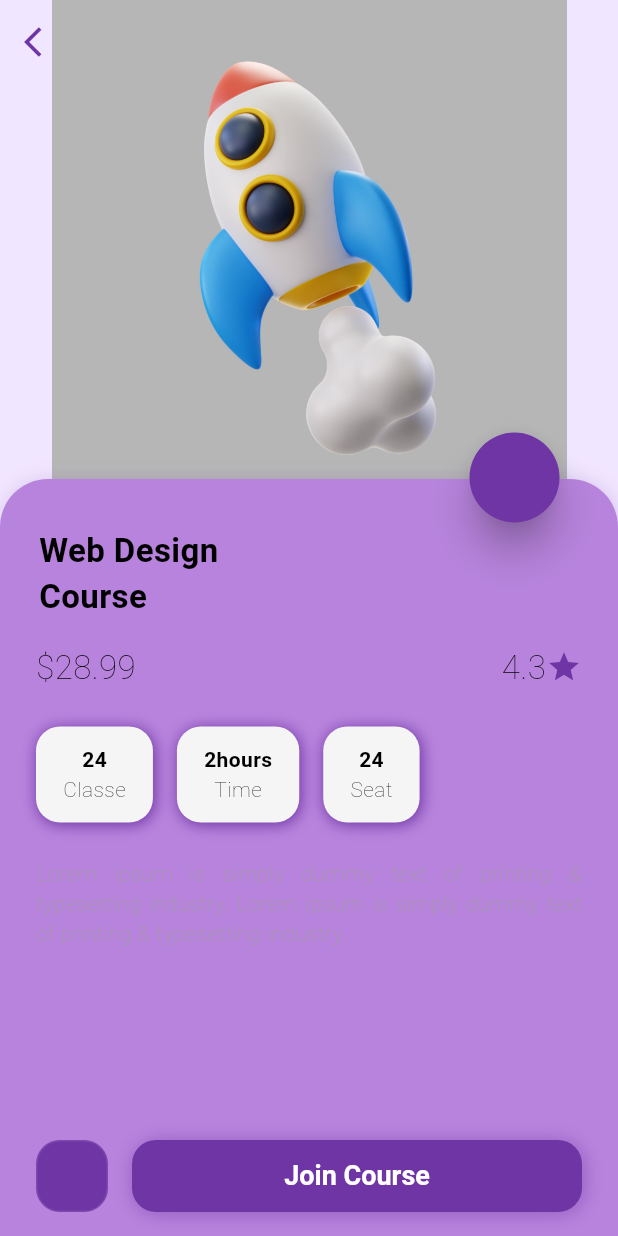
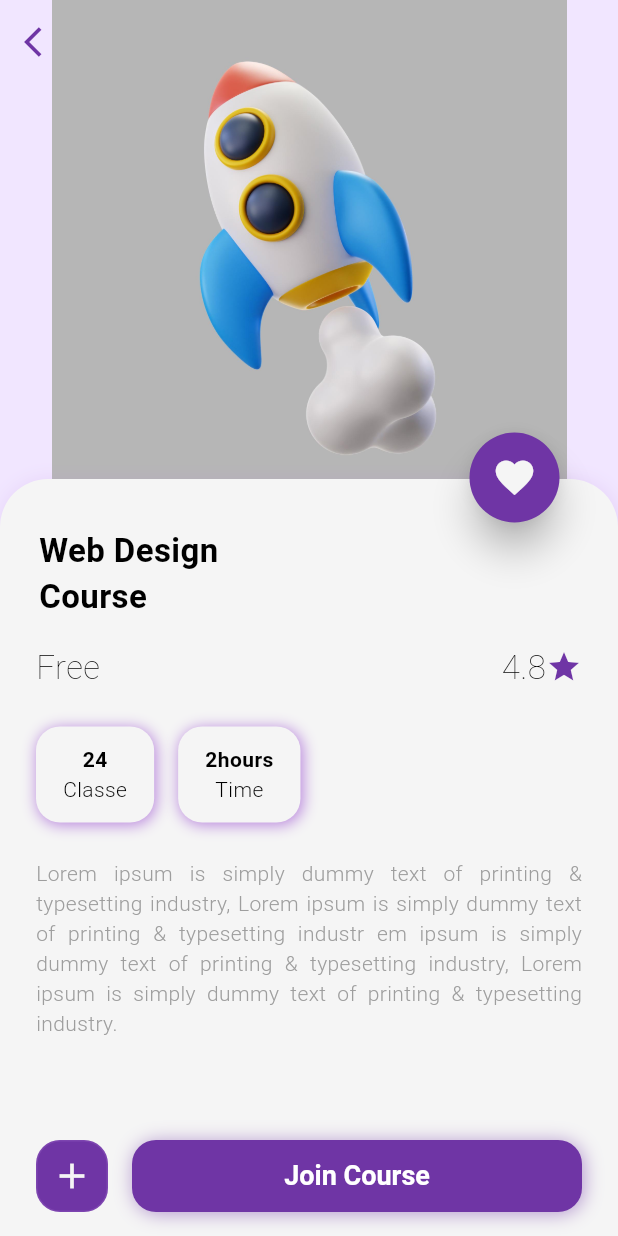
Before and after one commit to SushmitaaGupta/Step_to_learn-app, a Flutter app: the CourseInfoScreen screen opened directly, on a phone screen of 412 x 824 dp. Run offline on Flutter 3.47's test engine with Material 3 defaults, Android fonts, the phone set to English and light mode, and no system bars; our stand-ins replace expandable, flutter_screenutil, flutter_svg, pinput.

Commit message:
Course_Details_Screen

```diff
--- a/lib/Screens/design_course/course_info_screen.dart
+++ b/lib/Screens/design_course/course_info_screen.dart
@@ -40,13 +40,13 @@ class _CourseInfoScreenState extends State<CourseInfoScreen> {
               right: 0,
               child: Container(
                 decoration: BoxDecoration(
-                  color: secondary,
+                  color: background,
                   borderRadius: const BorderRadius.only(
                       topLeft: Radius.circular(32.0),
                       topRight: Radius.circular(32.0)),
                   boxShadow: <BoxShadow>[
                     BoxShadow(
-                        color: primary.withOpacity(0.2),
+                        color: secondary.withOpacity(0.2),
                         offset: const Offset(1.1, 1.1),
                         blurRadius: 10.0),
                   ],
@@ -64,9 +64,9 @@ class _CourseInfoScreenState extends State<CourseInfoScreen> {
                         mainAxisAlignment: MainAxisAlignment.center,
                         crossAxisAlignment: CrossAxisAlignment.start,
                         children: <Widget>[
-                          Padding(
-                            padding: const EdgeInsets.only(
-                                top: 32.0, left: 18, right: 16),
+                          const Padding(
+                            padding:
+                                EdgeInsets.only(top: 32.0, left: 18, right: 16),
                             child: Text(
                               'Web Design\nCourse',
                               textAlign: TextAlign.left,
@@ -78,15 +78,15 @@ class _CourseInfoScreenState extends State<CourseInfoScreen> {
                               ),
                             ),
                           ),
-                          Padding(
-                            padding: const EdgeInsets.only(
+                          const Padding(
+                            padding: EdgeInsets.only(
                                 left: 16, right: 16, bottom: 8, top: 16),
                             child: Row(
                               mainAxisAlignment: MainAxisAlignment.spaceBetween,
                               crossAxisAlignment: CrossAxisAlignment.center,
                               children: <Widget>[
                                 Text(
-                                  '\$28.99',
+                                  'Free',
                                   textAlign: TextAlign.left,
                                   style: TextStyle(
                                     fontWeight: FontWeight.w200,
@@ -95,11 +95,10 @@ class _CourseInfoScreenState extends State<CourseInfoScreen> {
                                     color: textBlack,
                                   ),
                                 ),
-                                Container(
-                                  child: Row(
+                                Row(
                                   children: <Widget>[
                                     Text(
-                                        '4.3',
+                                      '4.8',
                                       textAlign: TextAlign.left,
                                       style: TextStyle(
                                         fontWeight: FontWeight.w200,
@@ -114,7 +113,6 @@ class _CourseInfoScreenState extends State<CourseInfoScreen> {
                                       size: 24,
                                     ),
                                   ],
-                                  ),
                                 )
                               ],
                             ),
@@ -125,24 +123,24 @@ class _CourseInfoScreenState extends State<CourseInfoScreen> {
                               children: <Widget>[
                                 getTimeBoxUI('24', 'Classe'),
                                 getTimeBoxUI('2hours', 'Time'),
-                                getTimeBoxUI('24', 'Seat'),
+                                // getTimeBoxUI('24', 'Seat'),
                               ],
                             ),
                           ),
-                          Expanded(
+                          const Expanded(
                             child: Padding(
-                              padding: const EdgeInsets.only(
+                              padding: EdgeInsets.only(
                                   left: 16, right: 16, top: 8, bottom: 8),
                               child: Text(
-                                'Lorem ipsum is simply dummy text of printing & typesetting industry, Lorem ipsum is simply dummy text of printing & typesetting industry.',
+                                'Lorem ipsum is simply dummy text of printing & typesetting industry, Lorem ipsum is simply dummy text of printing & typesetting industr em ipsum is simply dummy text of printing & typesetting industry, Lorem ipsum is simply dummy text of printing & typesetting industry.',
                                 textAlign: TextAlign.justify,
                                 style: TextStyle(
-                                  fontWeight: FontWeight.w200,
+                                  fontWeight: FontWeight.w300,
                                   fontSize: 14,
                                   letterSpacing: 0.27,
                                   color: Colors.grey,
                                 ),
-                                maxLines: 3,
+                                maxLines: 7,
                                 overflow: TextOverflow.ellipsis,
                               ),
                             ),
@@ -154,7 +152,7 @@ class _CourseInfoScreenState extends State<CourseInfoScreen> {
                               mainAxisAlignment: MainAxisAlignment.center,
                               crossAxisAlignment: CrossAxisAlignment.center,
                               children: <Widget>[
-                                Container(
+                                SizedBox(
                                   width: 48,
                                   height: 48,
                                   child: Container(
@@ -166,9 +164,9 @@ class _CourseInfoScreenState extends State<CourseInfoScreen> {
                                       border: Border.all(
                                           color: secondary.withOpacity(0.2)),
                                     ),
-                                    child: Icon(
+                                    child: const Icon(
                                       Icons.add,
-                                      color: primary,
+                                      color: background,
                                       size: 28,
                                     ),
                                   ),
@@ -191,7 +189,7 @@ class _CourseInfoScreenState extends State<CourseInfoScreen> {
                                             blurRadius: 10.0),
                                       ],
                                     ),
-                                    child: Center(
+                                    child: const Center(
                                       child: Text(
                                         'Join Course',
                                         textAlign: TextAlign.left,
@@ -226,13 +224,13 @@ class _CourseInfoScreenState extends State<CourseInfoScreen> {
                 shape: RoundedRectangleBorder(
                     borderRadius: BorderRadius.circular(50.0)),
                 elevation: 10.0,
-                child: Container(
+                child: const SizedBox(
                   width: 60,
                   height: 60,
                   child: Center(
                     child: Icon(
                       Icons.favorite,
-                      color: primary,
+                      color: background,
                       size: 30,
                     ),
                   ),
@@ -249,7 +247,7 @@ class _CourseInfoScreenState extends State<CourseInfoScreen> {
                   child: InkWell(
                     borderRadius:
                         BorderRadius.circular(AppBar().preferredSize.height),
-                    child: Icon(
+                    child: const Icon(
                       Icons.arrow_back_ios,
                       color: primary,
                     ),
@@ -270,14 +268,12 @@ class _CourseInfoScreenState extends State<CourseInfoScreen> {
     return Padding(
       padding: const EdgeInsets.all(8.0),
       child: Container(
-        decoration: BoxDecoration(
+        decoration: const BoxDecoration(
           color: background,
-          borderRadius: const BorderRadius.all(Radius.circular(16.0)),
+          borderRadius: BorderRadius.all(Radius.circular(16.0)),
           boxShadow: <BoxShadow>[
             BoxShadow(
-                color: primary,
-                offset: const Offset(1.1, 1.1),
-                blurRadius: 8.0),
+                color: secondary, offset: Offset(1.1, 1.1), blurRadius: 8.0),
           ],
         ),
         child: Padding(
@@ -290,7 +286,7 @@ class _CourseInfoScreenState extends State<CourseInfoScreen> {
               Text(
                 text1,
                 textAlign: TextAlign.center,
-                style: TextStyle(
+                style: const TextStyle(
                   fontWeight: FontWeight.w600,
                   fontSize: 14,
                   letterSpacing: 0.27,
@@ -300,8 +296,8 @@ class _CourseInfoScreenState extends State<CourseInfoScreen> {
               Text(
                 txt2,
                 textAlign: TextAlign.center,
-                style: TextStyle(
-                  fontWeight: FontWeight.w200,
+                style: const TextStyle(
+                  fontWeight: FontWeight.w300,
                   fontSize: 14,
                   letterSpacing: 0.27,
                   color: textBlack,
```
Lines whose indentation alone changed are shown as unchanged.
